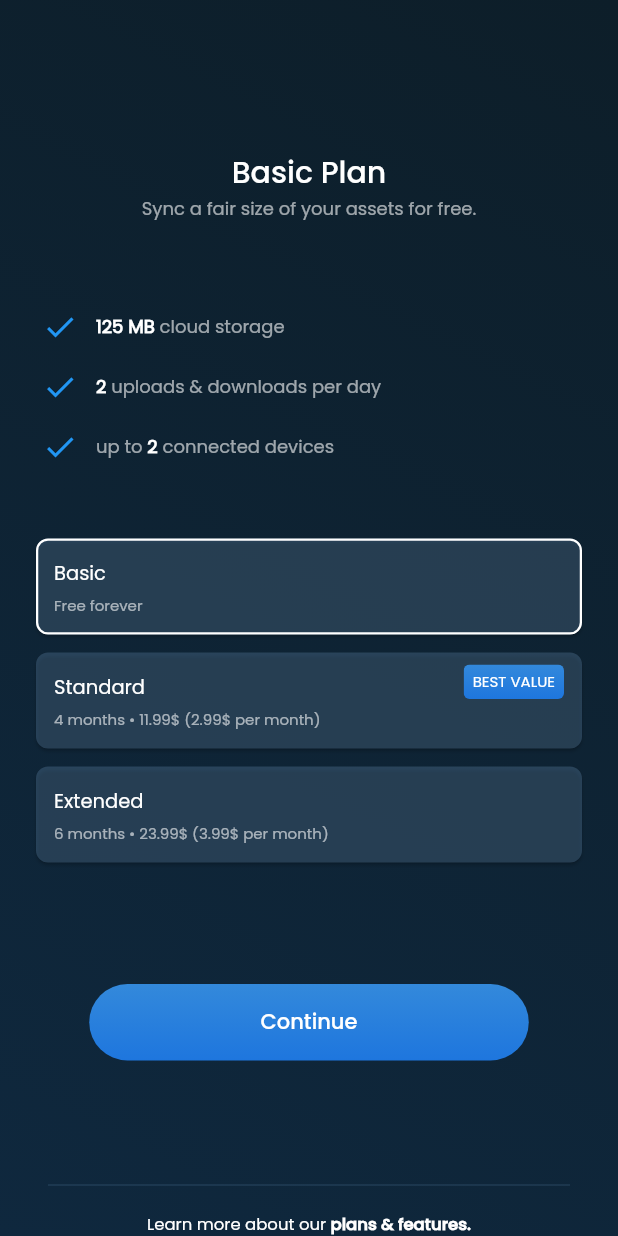
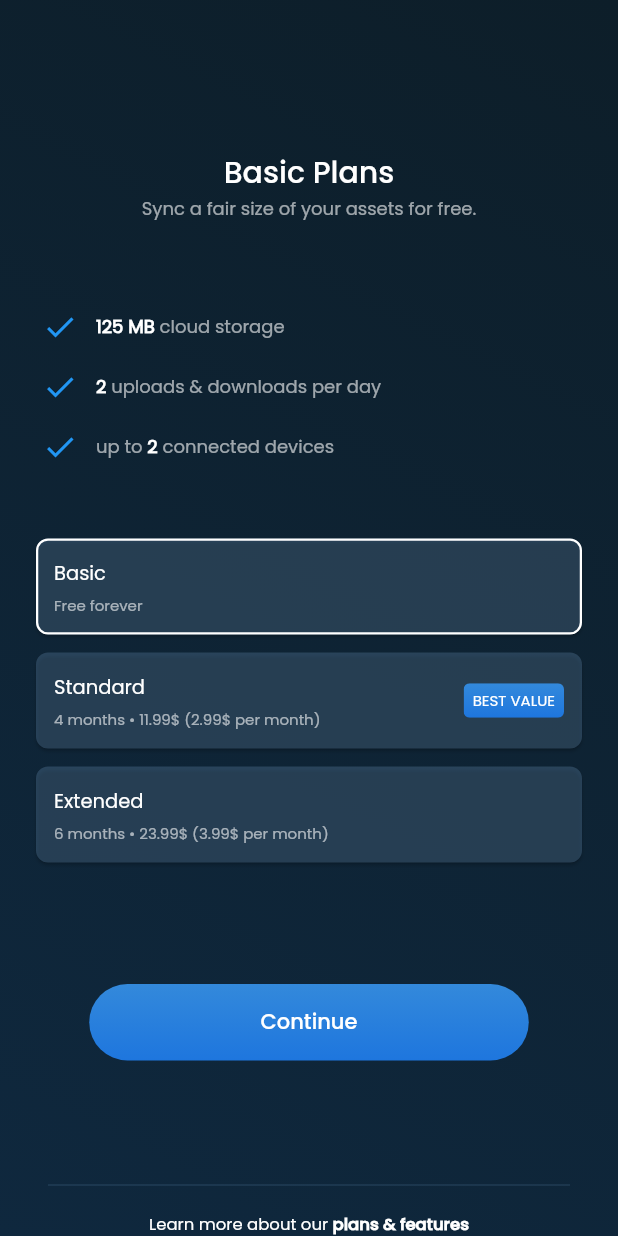
Before and after one commit to idan054/minecloud_tal, a Flutter app: the MobilePlans screen opened directly, on a phone screen of 412 x 824 dp. Run offline on Flutter 3.47's test engine with Material 2 defaults, Android fonts, the light colour scheme and no system bars; our stand-ins replace flutter_svg, smooth_page_indicator; project files that could hold a hidden picture were left out.

Commit message:
Update : Plans screen

```diff
--- /dev/null
+++ b/lib/common/string_constants.dart
@@ -0,0 +1,14 @@
+class StringConstant {
+  static const String basicPlan = 'Basic Plans';
+  static const String basicPlanDesc = 'Sync a fair size of your assets for free.';
+  static const String continues = 'Continue';
+  static const String learnMore = 'Learn more about our ';
+  static const String plansFeatures = 'plans & features';
+  static const String syncData = 'Sync your Minecraft';
+  static const String syncDataDesc = 'Upload your Minecraft projects to the cloud and sync your assets automatically across devices';
+  static const String windows = 'Windows & Android 9/10';
+  static const String windowsDesc = 'Compatible with Minecraft Bedrock Edition for Windows and mentioned Android devices';
+  static const String notWords = 'Not just worlds...';
+  static const String notWordsDesc = 'Minecloud allows you to sync any asset from the game: worlds, addons and skin packs!';
+
+}
--- a/lib/screens/plans/mobile_plans.dart
+++ b/lib/screens/plans/mobile_plans.dart
@@ -1,4 +1,5 @@
 import 'package:flutter/material.dart';
+import 'package:minecloud_tal/common/string_constants.dart';
 import 'package:minecloud_tal/common/theme/colors.dart';
 import 'package:minecloud_tal/common/theme/constants.dart';
 import 'package:minecloud_tal/common/theme/text.dart';
@@ -15,8 +16,6 @@ class MobilePlans extends StatefulWidget {
 }
 
 class _MobilePlansState extends State<MobilePlans> {
-  bool isCheck = true;
-
   @override
   Widget build(BuildContext context) {
     return Container(
@@ -30,29 +29,26 @@ class _MobilePlansState extends State<MobilePlans> {
               children: [
                 const SizedBox(height: 100), // maxHeight(context) * 0.125
                 Text(
-                  'Basic Plan',
+                  StringConstant.basicPlan,
                   style: poppinsMedium().copyWith(fontSize: 20),
                 ),
                 Text(
-                  'Sync a fair size of your assets for free.',
-                  style: poppinsRegular()
-                      .copyWith(fontSize: 12, color: kDetailedWhite60),
+                  StringConstant.basicPlanDesc,
+                  style: poppinsRegular().copyWith(fontSize: 12, color: kDetailedWhite60),
                 ),
                 const SizedBox(height: 50), // maxHeight(context) * 0.125
                 CommonPlan(),
                 const SizedBox(height: 35), // maxHeight(context) * 0.125
-                const PlansCleanTiles('Basic', 'Free forever'),
+                const PlansCleanTiles(),
                 const Spacer(),
                 // todo connect to payment
                 SizedBox(
-                  width: maxWidth(context)*0.75,
-                  child: positiveButton('Continue',
-                      onPressed: () {}
-                  ),
+                  width: maxWidth(context) * 0.75,
+                  child: positiveButton(StringConstant.continues, onPressed: () {}),
                 ),
                 const Spacer(),
                 // todo connect open plans $ features
-                bottomDividerTxtBtn( "plans & features.", startText: "Learn more about our "),
+                bottomDividerTxtBtn(StringConstant.plansFeatures, startText: StringConstant.learnMore),
               ],
             ),
           ),
--- a/lib/widgets/worldPackTile/plansCleanTiles.dart
+++ b/lib/widgets/worldPackTile/plansCleanTiles.dart
@@ -1,111 +1,77 @@
 import 'package:flutter/material.dart';
+import 'package:minecloud_tal/common/models/plans_model.dart';
 import 'package:minecloud_tal/common/theme/colors.dart';
 import 'package:minecloud_tal/common/theme/text.dart';
 
 class PlansCleanTiles extends StatefulWidget {
-  final String title;
-  final String desc;
-  final bool isBestValue;
-
-  const PlansCleanTiles(this.title, this.desc,
-      {this.isBestValue = false, Key? key})
-      : super(key: key);
+  const PlansCleanTiles({Key? key}) : super(key: key);
 
   @override
   State<PlansCleanTiles> createState() => _PlansCleanTilesState();
 }
 
 class _PlansCleanTilesState extends State<PlansCleanTiles> {
-  Color unSelectedColor = kEmptyColor;
-  Color selectedColor = Colors.white;
-  List<bool> isPlanSelected = [true, false, false];
+  List<Map<String, dynamic>> planList = [
+    {'planTitle': 'Basic', 'planDesc': 'Free forever'},
+    {
+      'planTitle': 'Standard',
+      'planDesc': '4 months • 11.99\$ (2.99\$ per month)'
+    },
+    {
+      'planTitle': 'Extended',
+      'planDesc': '6 months • 23.99\$ (3.99\$ per month)'
+    },
+  ];
+  int selectedIndex = 0;
 
   @override
   Widget build(BuildContext context) {
-    debugPrint('selectedContainers $isPlanSelected');
-
     return Column(
-      children: [
-        planCleanTile(
-            title: 'Basic',
-            desc: 'Free forever',
-            onTap: () => setState(() {
-                  isPlanSelected[0] = true;
-                  isPlanSelected[1] = false;
-                  isPlanSelected[2] = false;
-                }),
-            selectedColor: isPlanSelected[0] ? selectedColor : unSelectedColor),
-        planCleanTile(
-            title: 'Standard',
-            desc: '4 months • 11.99\$ (2.99\$ per month)',
-            bestValue: true,
-            onTap: () => setState(() {
-                  isPlanSelected[0] = false;
-                  isPlanSelected[1] = true;
-                  isPlanSelected[2] = false;
-                }),
-            selectedColor: isPlanSelected[1] ? selectedColor : unSelectedColor),
-        planCleanTile(
-            title: 'Extended',
-            onTap: () => setState(() {
-                  isPlanSelected[0] = false;
-                  isPlanSelected[1] = false;
-                  isPlanSelected[2] = true;
-                }),
-            desc: '6 months • 23.99\$ (3.99\$ per month)',
-            selectedColor: isPlanSelected[2] ? selectedColor : unSelectedColor),
-      ],
+      children: List.generate(
+        planList.length,
+        (index) => planCleanTile(index: index, isBest: index == 1),
+      ),
     );
   }
 
-  Widget planCleanTile({
-    required String title,
-    required String desc,
-    required Color selectedColor,
-    bool bestValue = false,
-    GestureTapCallback? onTap
-  }) {
-    debugPrint('planCleanTile Rebuilt');
+  InkWell planCleanTile({required int index, bool isBest = false, GestureTapCallback? onTap}) {
     return InkWell(
-      onTap: onTap,
+      onTap: () => setState(() => selectedIndex = index),
       child: Card(
+        color: kTapBorderAssets,
         margin: const EdgeInsets.symmetric(vertical: 6, horizontal: 12),
         shape: RoundedRectangleBorder(
-            borderRadius: BorderRadius.circular(8), // <-- Radius
-            side: BorderSide(color: selectedColor, width: 1.5)),
-        color: kTapBorderAssets,
+          borderRadius: BorderRadius.circular(8),
+          side: BorderSide(
+            color: index == selectedIndex ? Colors.white : kEmptyColor,
+            width: 1.5,
+          ),
+        ),
         child: ListTile(
-          contentPadding: const EdgeInsets.symmetric(
-            horizontal: 12,
-          ),
+          contentPadding: const EdgeInsets.symmetric(horizontal: 12),
           dense: true,
           title: Text(
-            title,
+            planList[index]['planTitle'],
             style: poppinsRegular().copyWith(fontSize: 13),
           ),
           subtitle: Text(
-            desc,
-            style:
-                poppinsRegular().copyWith(fontSize: 10, color: kDetailedWhite60),
+            planList[index]['planDesc'],
+            style: poppinsRegular().copyWith(fontSize: 10, color: kDetailedWhite60),
           ),
-          trailing: bestValue
-              ? Column(
-                  children: [
-                    ClipRRect(
+          trailing: isBest
+              ? ClipRRect(
                 borderRadius: const BorderRadius.all(Radius.circular(4)),
                 child: Container(
-                        decoration:
-                             BoxDecoration(gradient: positiveBlueButtonGradient),
-                        padding: const EdgeInsets.symmetric(
-                            horizontal: 6, vertical: 4),
-                        child: Text('BEST VALUE',
+                  decoration: BoxDecoration(gradient: positiveBlueButtonGradient),
+                  padding: const EdgeInsets.symmetric(horizontal: 6, vertical: 4),
+                  child: Text(
+                    'BEST VALUE',
                     style: poppinsRegular().copyWith(
                       fontSize: 10,
                       color: Colors.white,
-                            )),
                     ),
                   ),
-                  ],
+                ),
               )
               : null,
         ),
```
Also changed, not shown: lib/functions/webpopups/buildicons.dart (+3 -7 lines), lib/screens/plans/web_plans.dart (+21 -47 lines), lib/widgets/components/mainBoardingSlider.dart (+43 -37 lines). Lines whose indentation alone changed are shown as unchanged.
